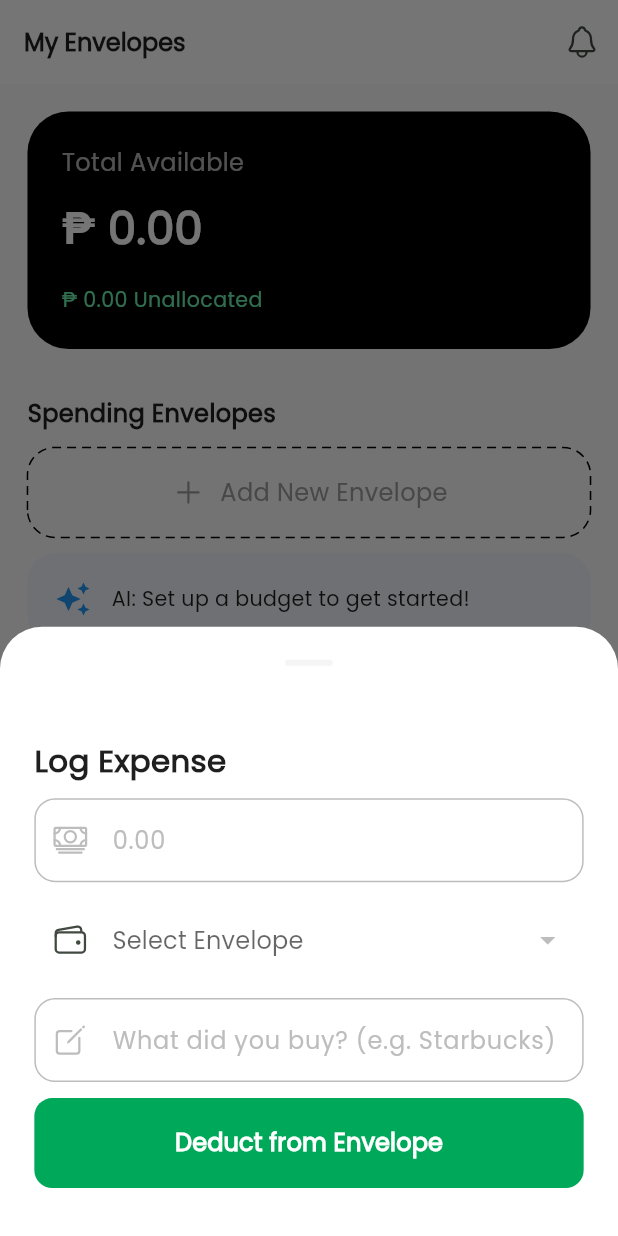
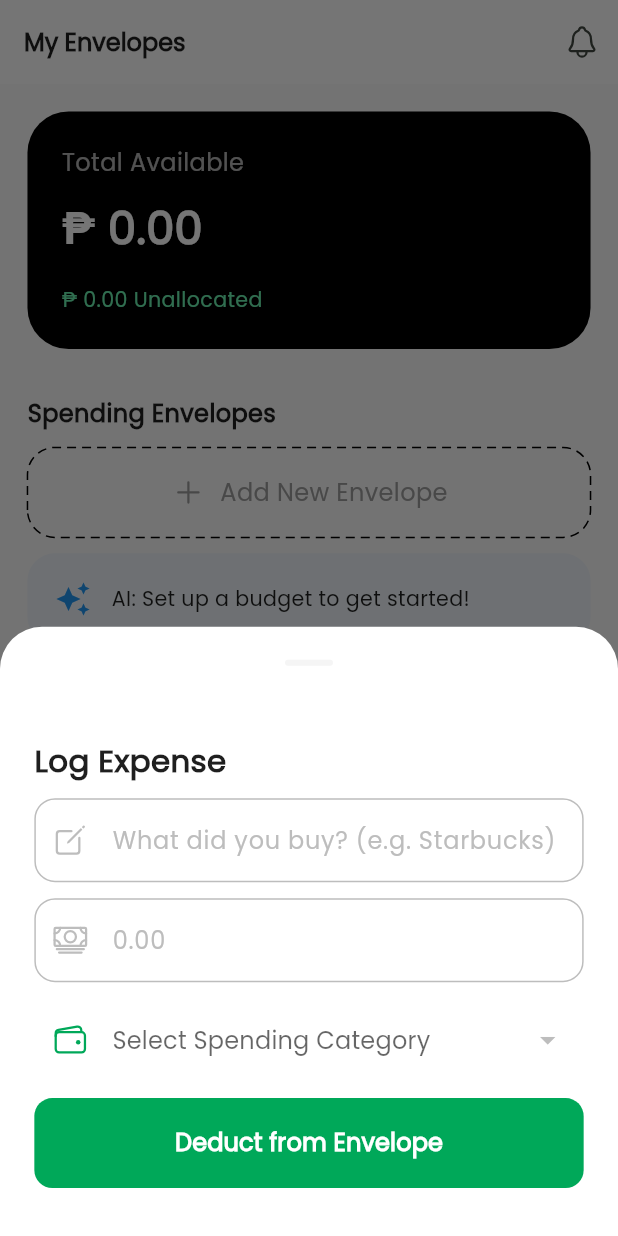
Before and after one commit to sam021624/spendsmart, a Flutter app: the screen it shows once a user with an empty profile is signed in, after a tap on an icon or button, on a phone screen of 412 x 824 dp. Run offline on Flutter 3.47's test engine with Material 3 defaults, Android fonts, the phone set to English and light mode, and no system bars; drawn by our look-alikes of dotted_border, toastification; our stand-ins replace carousel_slider, cloud_firestore, firebase_auth, firebase_core, flutter_bloc, flutter_dotenv and 6 more; accounts and stored records are empty.

Commit message:
adjustments in ai prompt

```diff
--- a/lib/services/ai_service.dart
+++ b/lib/services/ai_service.dart
@@ -3,9 +3,11 @@ import 'package:flutter_dotenv/flutter_dotenv.dart';
 import 'package:http/http.dart' as http;
 import 'package:flutter_riverpod/flutter_riverpod.dart';
 import 'package:spendsmart/models/bill_model.dart';
+import 'package:spendsmart/models/goal_model.dart';
 import 'package:spendsmart/models/transaction_model.dart';
 import 'package:spendsmart/providers/bill_provider.dart';
 import 'package:spendsmart/providers/envelop_provider.dart';
+import 'package:spendsmart/services/goal_service.dart';
 import '../../models/envelope_model.dart';
 
 class AIService {
@@ -16,6 +18,7 @@ class AIService {
     required List<EnvelopeModel> envelopes,
     required List<TransactionModel> transactions,
     required List<BillModel> bills,
+    required List<GoalModel> goals,
   }) async {
     if (envelopes.isEmpty && bills.isEmpty)
       return "Set up a budget to get started!";
@@ -38,6 +41,17 @@ class AIService {
         .map((t) => "- ₱${t.amount} on ${t.productName}")
         .join("\n");
 
+    final daysLeft =
+        DateTime(DateTime.now().year, DateTime.now().month + 1, 0).day -
+        DateTime.now().day;
+
+    final goalSummary = goals
+        .map((g) {
+          double percent = (g.currentAmount / g.targetAmount) * 100;
+          return "${g.title} (${percent.toStringAsFixed(0)}% done)";
+        })
+        .join(", ");
+
     try {
       final response = await http.post(
         Uri.parse(_url),
@@ -46,24 +60,24 @@ class AIService {
           "Content-Type": "application/json",
         },
         body: jsonEncode({
-          // "model": "openai/gpt-4o-mini", // Note: Ensure model name is correct
+          // "model": "openai/gpt-4o-mini"
           "model": "openai/gpt-5-mini",
           "messages": [
             {
               "role": "system",
               "content":
-                  "You are a concise financial coach. Provide EXACTLY ONE short sentence of advice (Max 15 words). "
-                  "Priority: If unpaid bills are due soon, warn the user. Otherwise, suggest saving based on spending. "
-                  "Use ₱ directly without intro phrases.",
+                  "You are a strategic financial coach. Provide EXACTLY ONE sentence (Max 15 words). "
+                  "Analyze if recent spending velocity threatens upcoming bills or long-term goals. "
+                  "Do not suggest topping up unless a balance is ₱0; instead, compare spending to goal progress. "
+                  "Be direct and prioritize goal achievement over full envelopes.",
             },
             {
               "role": "user",
               "content":
-                  "Envelopes: $envelopeStatus. \nUnpaid Bills: $billStatus. \nRecent: $recentTx",
+                  "Envelopes: $envelopeStatus. Bills: $billStatus. Goals: $goalSummary. Days left in month: $daysLeft. Recent: $recentTx",
             },
           ],
-          "max_completion_tokens":
-              50, // Reduced for faster response and lower cost
+          "max_completion_tokens": 1000,
         }),
       );
 
@@ -81,15 +95,18 @@ class AIService {
 final aiServiceProvider = Provider((ref) => AIService());
 
 final aiTipProvider = FutureProvider<String>((ref) async {
+  // Watch all four data streams
   final envelopes = ref.watch(envelopesStreamProvider).value ?? [];
   final bills = ref.watch(allBillsStreamProvider).value ?? [];
   final transactions = ref.watch(allTransactionsStreamProvider).value ?? [];
+  final goals = ref.watch(goalsStreamProvider).value ?? []; // Add this
 
   return ref
       .read(aiServiceProvider)
       .getBudgetTip(
         envelopes: envelopes,
-        bills: bills, // Pass the new separate bills list
+        bills: bills,
         transactions: transactions,
+        goals: goals, // Pass goals here
       );
 });
--- a/lib/views/bills/presentation/bills_screen.dart
+++ b/lib/views/bills/presentation/bills_screen.dart
@@ -1,7 +1,6 @@
 import 'package:flutter/material.dart';
 import 'package:flutter_riverpod/flutter_riverpod.dart';
 import 'package:flutter_screenutil/flutter_screenutil.dart';
-import 'package:intl/intl.dart';
 import 'package:ionicons/ionicons.dart';
 import 'package:spendsmart/common/constants/app_colors.dart';
 import 'package:spendsmart/common/widgets/widget_button.dart';
--- a/lib/views/home/navigation_screen.dart
+++ b/lib/views/home/navigation_screen.dart
@@ -146,6 +146,11 @@ class _NavigationScreenState extends State<NavigationScreen> {
                   fontWeight: FontWeight.bold,
                 ),
                 WidgetTextField(
+                  controller: productNameController,
+                  hintText: "What did you buy? (e.g. Starbucks)",
+                  iconData: Ionicons.create_outline,
+                ),
+                WidgetTextField(
                   controller: amountController,
                   hintText: "0.00",
                   keyboardType: TextInputType.number,
@@ -153,31 +158,44 @@ class _NavigationScreenState extends State<NavigationScreen> {
                 ),
 
                 envelopesAsync.when(
-                  data: (envelopes) => DropdownButtonFormField<String>(
+                  data: (envelopes) {
+                    // FILTER: Only include envelopes where the type is 'spending'
+                    final spendingEnvelopes = envelopes
+                        .where((env) => env.type == 'spending')
+                        .toList();
+
+                    return DropdownButtonFormField<String>(
                       decoration: InputDecoration(
-                      prefixIcon: const Icon(Ionicons.wallet_outline),
+                        prefixIcon: const Icon(
+                          Ionicons.wallet_outline,
+                          color: AppColors.primary,
+                        ),
                         border: OutlineInputBorder(
-                        borderRadius: BorderRadius.circular(15),
+                          borderRadius: BorderRadius.circular(15.r),
                         ),
-                      hintText: "Select Envelope",
+                        hintText: "Select Spending Category",
                       ),
-                    items: envelopes
+                      // Use the filtered list here
+                      items: spendingEnvelopes
                           .map(
                             (env) => DropdownMenuItem(
                               value: env.id,
-                            child: Text(env.name),
+                              child: WidgetText(
+                                text: env.name,
+                                fontSize: 14.sp,
+                              ),
                             ),
                           )
                           .toList(),
                       onChanged: (val) => selectedEnvelopeId = val,
+                    );
+                  },
+                  loading: () =>
+                      const Center(child: CircularProgressIndicator()),
+                  error: (e, _) => const WidgetText(
+                    text: "Error loading categories",
+                    textColor: Colors.red,
                   ),
-                  loading: () => const CircularProgressIndicator(),
-                  error: (e, _) => const Text("Error loading envelopes"),
-                ),
-                WidgetTextField(
-                  controller: productNameController,
-                  hintText: "What did you buy? (e.g. Starbucks)",
-                  iconData: Ionicons.create_outline,
                 ),
                 WidgetButton(
                   text: "Deduct from Envelope",
```
Lines whose indentation alone changed are shown as unchanged.
